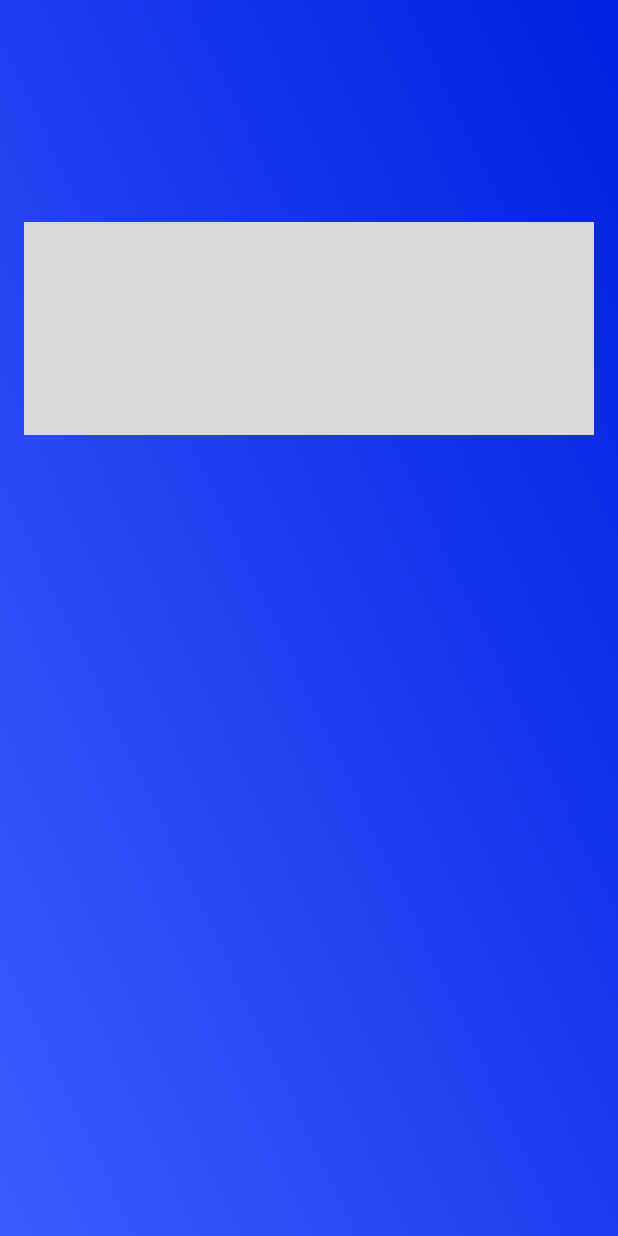
After one commit to N-X-Pickit/STITCH-android, an Android app: the SplashActivity screen opened directly, with no data from a screen before it, on a phone screen of 412 x 824 dp. The commit adds this screen. Run offline under Robolectric (Android 15) with nearby library versions, the phone set to English and light mode, and no system bars; our stand-ins replace data binding.

Commit message:
#8 : 스플래시 화면 구현(임시)

```diff
--- a/app/build.gradle
+++ b/app/build.gradle
@@ -37,11 +37,18 @@ android {
 
 dependencies {
 
-    implementation 'androidx.core:core-ktx:1.7.0'
+    implementation 'androidx.core:core-ktx:1.9.0'
     implementation 'androidx.appcompat:appcompat:1.6.1'
     implementation 'com.google.android.material:material:1.8.0'
     implementation 'androidx.constraintlayout:constraintlayout:2.1.4'
+    implementation 'androidx.activity:activity-ktx:1.6.1'
+    implementation 'androidx.fragment:fragment-ktx:1.5.5'
+
+    // ViewModel
     implementation 'androidx.lifecycle:lifecycle-viewmodel-ktx:2.5.1'
+
+    // LiveData
+    implementation 'androidx.lifecycle:lifecycle-livedata-ktx:2.5.1'
 
     // Coroutine
     implementation 'org.jetbrains.kotlinx:kotlinx-coroutines-core:1.3.0'
--- a/app/src/main/AndroidManifest.xml
+++ b/app/src/main/AndroidManifest.xml
@@ -12,8 +12,10 @@
         android:theme="@style/Theme.STITCH"
         tools:targetApi="31">
         <activity
-            android:name=".ui.LoginActivity"
-            android:exported="true">
+            android:name=".ui.SplashActivity"
+            android:exported="true"
+            android:windowSoftInputMode="adjustResize"
+            android:theme="@style/Theme.SPLASH">
             <intent-filter>
                 <action android:name="android.intent.action.MAIN" />
 
@@ -21,14 +23,15 @@
             </intent-filter>
         </activity>
         <activity
+            android:name=".ui.LoginActivity"
+            android:exported="true" />
+        <activity
             android:name=".MainActivity"
-            android:exported="true">
-        </activity>
+            android:exported="true" />
         <activity
             android:name=".ui.SignupActivity"
             android:exported="true"
-            android:windowSoftInputMode="adjustResize">
-        </activity>
+            android:windowSoftInputMode="adjustResize" />
     </application>
 
 </manifest>
--- /dev/null
+++ b/app/src/main/java/com/seunggyu/stitch/ui/SplashActivity.kt
@@ -0,0 +1,50 @@
+package com.seunggyu.stitch.ui
+
+import android.content.Intent
+import android.graphics.Color
+import android.os.Build
+import android.os.Bundle
+import android.os.PersistableBundle
+import android.view.View
+import androidx.appcompat.app.AppCompatActivity
+import androidx.core.view.WindowInsetsControllerCompat
+import androidx.lifecycle.lifecycleScope
+import com.seunggyu.stitch.databinding.ActivitySplashBinding
+import kotlinx.coroutines.Dispatchers
+import kotlinx.coroutines.MainScope
+import kotlinx.coroutines.delay
+import kotlinx.coroutines.launch
+
+class SplashActivity: AppCompatActivity() {
+    private lateinit var binding: ActivitySplashBinding
+
+    override fun onCreate(savedInstanceState: Bundle?) {
+        super.onCreate(savedInstanceState)
+        binding = ActivitySplashBinding.inflate(layoutInflater)
+        setContentView(binding.root)
+
+        init()
+    }
+
+    private fun init() {
+
+        // background 영역을 statusbar까지 확장
+        this.window?.apply {
+            this.statusBarColor = Color.TRANSPARENT
+            WindowInsetsControllerCompat(this, this.decorView).isAppearanceLightStatusBars = false
+            if (Build.VERSION.SDK_INT >= Build.VERSION_CODES.R) {
+                setDecorFitsSystemWindows(false)
+            } else {
+                window.decorView.systemUiVisibility = View.SYSTEM_UI_FLAG_LAYOUT_FULLSCREEN
+            }
+        }
+
+        lifecycleScope.launch(Dispatchers.Main) {
+            delay(2000)
+            val intent = Intent(this@SplashActivity, LoginActivity::class.java)
+            startActivity(intent)
+
+            finish()
+        }
+    }
+}
--- /dev/null
+++ b/app/src/main/res/drawable/splash_background_gradient.xml
@@ -0,0 +1,51 @@
+<?xml version="1.0" encoding="utf-8"?>
+<vector xmlns:android="http://schemas.android.com/apk/res/android"
+    xmlns:aapt="http://schemas.android.com/aapt"
+    android:width="100dp"
+    android:height="100dp"
+    android:viewportWidth="100"
+    android:viewportHeight="100">
+
+    <group>
+
+        <clip-path android:pathData="M0 0H100V100H0V0Z" />
+
+        <group
+            android:pivotX="50"
+            android:pivotY="50"
+            android:rotation="-43.223"
+            android:scaleX="2.745"
+            android:scaleY="8.218"
+            android:translateX="-0.47"
+            android:translateY="-1">
+
+            <path android:pathData="M0 0V100H100V0">
+
+                <aapt:attr name="android:fillColor">
+
+                    <gradient
+                        android:endX="75"
+                        android:endY="50"
+                        android:startX="25"
+                        android:startY="50"
+                        android:type="linear">
+
+                        <item
+                            android:color="#3D5AFE"
+                            android:offset="0" />
+
+                        <item
+                            android:color="#0021E1"
+                            android:offset="1" />
+
+                    </gradient>
+
+                </aapt:attr>
+
+            </path>
+
+        </group>
+
+    </group>
+
+</vector>
--- /dev/null
+++ b/app/src/main/res/layout/activity_splash.xml
@@ -0,0 +1,22 @@
+<?xml version="1.0" encoding="utf-8"?>
+<layout xmlns:android="http://schemas.android.com/apk/res/android"
+    xmlns:app="http://schemas.android.com/apk/res-auto"
+    android:theme="@style/Theme.SPLASH">
+
+    <androidx.constraintlayout.widget.ConstraintLayout
+        android:layout_width="match_parent"
+        android:layout_height="match_parent"
+        android:background="@drawable/splash_background_gradient">
+        <ImageView
+            android:layout_width="0dp"
+            android:layout_height="142dp"
+            app:layout_constraintStart_toStartOf="parent"
+            app:layout_constraintEnd_toEndOf="parent"
+            app:layout_constraintTop_toTopOf="parent"
+            android:layout_marginTop="148dp"
+            android:background="#D9D9D9"
+            android:layout_marginHorizontal="16dp"/>
+
+    </androidx.constraintlayout.widget.ConstraintLayout>
+
+</layout>
--- a/app/src/main/res/values/themes.xml
+++ b/app/src/main/res/values/themes.xml
@@ -21,4 +21,13 @@
         <item name="android:textColorLink">@color/gray_06</item>
 
     </style>
+
+    <!-- Splash Theme -->
+    <style name="Theme.SPLASH" parent="Theme.STITCH">
+        <item name="windowActionBar">false</item>
+        <item name="android:windowLightStatusBar" >false</item>
+        <item name="android:navigationBarColor">@android:color/transparent</item>
+        <item name="android:windowTranslucentStatus">false</item>
+        <item name="android:windowTranslucentNavigation">false</item>
+    </style>
 </resources>
--- a/build.gradle
+++ b/build.gradle
@@ -2,5 +2,5 @@
 plugins {
     id 'com.android.application' version '7.4.1' apply false
     id 'com.android.library' version '7.4.1' apply false
-    id 'org.jetbrains.kotlin.android' version '1.8.0' apply false
+    id 'org.jetbrains.kotlin.android' version '1.8.20-Beta' apply false
 }
```
